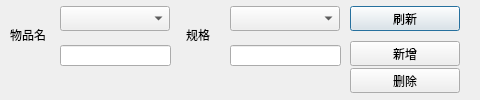
First picture: the form in addclass.ui, repository 3642214/warehouse, before the edit.
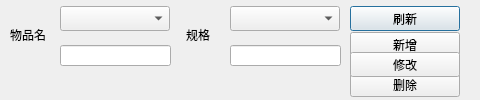
Second picture: the form after the edit. Icons and pictures are not drawn.

Commit message: 1.新增修改种类功能

The edit to the form file:
```diff
--- a/addclass.ui
+++ b/addclass.ui
@@ -56,7 +56,7 @@
    <property name="geometry">
     <rect>
      <x>350</x>
-     <y>41</y>
+     <y>32</y>
      <width>110</width>
      <height>25</height>
     </rect>
@@ -69,7 +69,7 @@
    <property name="geometry">
     <rect>
      <x>350</x>
-     <y>68</y>
+     <y>72</y>
      <width>110</width>
      <height>25</height>
     </rect>
@@ -134,6 +134,19 @@
     </rect>
    </property>
   </widget>
+  <widget class="QPushButton" name="modifyButton">
+   <property name="geometry">
+    <rect>
+     <x>350</x>
+     <y>52</y>
+     <width>110</width>
+     <height>25</height>
+    </rect>
+   </property>
+   <property name="text">
+    <string>修改</string>
+   </property>
+  </widget>
  </widget>
  <resources/>
  <connections/>
```
The commit also changes 5 other files.
